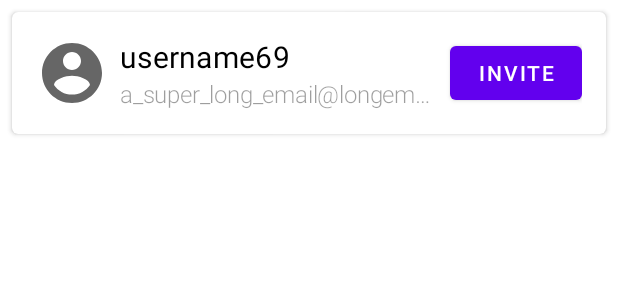
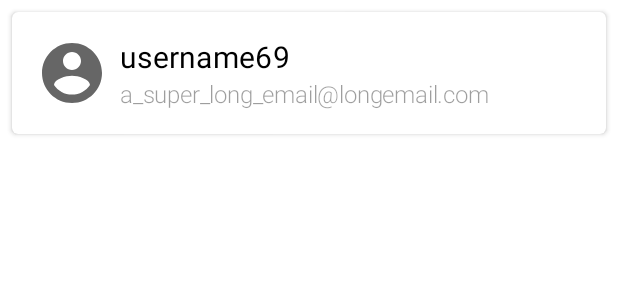
Before and after one commit to rf19l/Equidistant_Group_Project, an Android app: the layout user_in_meeting_item.xml on its own in the app's theme, with its tools: preview values and no code run, on a phone screen of 412 x 824 dp. Shown: the top 300 px of the screen. Run offline under Robolectric (Android 15) with nearby library versions, the phone set to English and light mode, and no system bars.

Commit message:
Beautified it a little.

```diff
--- a/app/src/main/java/edu/fsu/equidistant/fragments/MeetingFragment.kt
+++ b/app/src/main/java/edu/fsu/equidistant/fragments/MeetingFragment.kt
@@ -41,7 +41,7 @@ class MeetingFragment : Fragment(R.layout.fragment_meeting) {
                 setHasFixedSize(false)
             }
 
-            textViewMeetingUsers.text = viewModel.meetingID.toString()
+            textViewMeetingId.text = viewModel.meetingID
 
             buttonStartMeeting.setOnClickListener {
                 val location = getCenterPoint(usersList)
@@ -58,6 +58,7 @@ class MeetingFragment : Fragment(R.layout.fragment_meeting) {
             Log.d(TAG, "MeetingArguments: ${arguments.getString("meetingID").toString()}")
             viewModel.meetingID = arguments.getString("meetingID").toString()
             getUsersList(meetingAdapter, binding, usersList)
+            binding.textViewMeetingId.text = viewModel.meetingID
         }
     }
 
@@ -108,9 +109,6 @@ class MeetingFragment : Fragment(R.layout.fragment_meeting) {
     }
 
 
-
-
-
     private fun getCenterPoint(usersList: MutableList<User>): Location {
         var x = 0.0
         var y = 0.0
--- a/app/src/main/res/layout/user_list_item.xml
+++ b/app/src/main/res/layout/user_in_meeting_item.xml
@@ -26,7 +26,6 @@
             android:layout_width="wrap_content"
             android:layout_height="wrap_content"
             android:layout_centerVertical="true"
-            android:layout_toStartOf="@id/button_invite"
             android:layout_toEndOf="@id/icon_avatar"
             android:orientation="vertical">
 
@@ -56,14 +55,14 @@
         </LinearLayout>
 
 
-        <com.google.android.material.button.MaterialButton
-            android:id="@+id/button_invite"
-            android:layout_width="wrap_content"
-            android:layout_height="wrap_content"
-            android:layout_alignParentEnd="true"
-            android:layout_centerVertical="true"
-            android:layout_marginStart="8dp"
-            android:text="invite" />
+<!--        <com.google.android.material.button.MaterialButton-->
+<!--            android:id="@+id/button_remove"-->
+<!--            android:layout_width="wrap_content"-->
+<!--            android:layout_height="wrap_content"-->
+<!--            android:layout_alignParentEnd="true"-->
+<!--            android:layout_centerVertical="true"-->
+<!--            android:layout_marginStart="8dp"-->
+<!--            android:text="Remove" />-->
 
     </RelativeLayout>
 
--- a/app/src/main/res/navigation/nav_graph.xml
+++ b/app/src/main/res/navigation/nav_graph.xml
@@ -7,7 +7,7 @@
     <fragment
         android:id="@+id/loginFragment"
         android:name="edu.fsu.equidistant.fragments.LoginFragment"
-        android:label="fragment_login"
+        android:label="Equidistant"
         tools:layout="@layout/fragment_login">
         <action
             android:id="@+id/action_loginFragment_to_homeFragment"
```
Also changed, not shown: app/src/main/java/edu/fsu/equidistant/MainActivity.kt (+1 -11 lines), app/src/main/res/layout/fragment_meeting.xml (+56 -31 lines).
